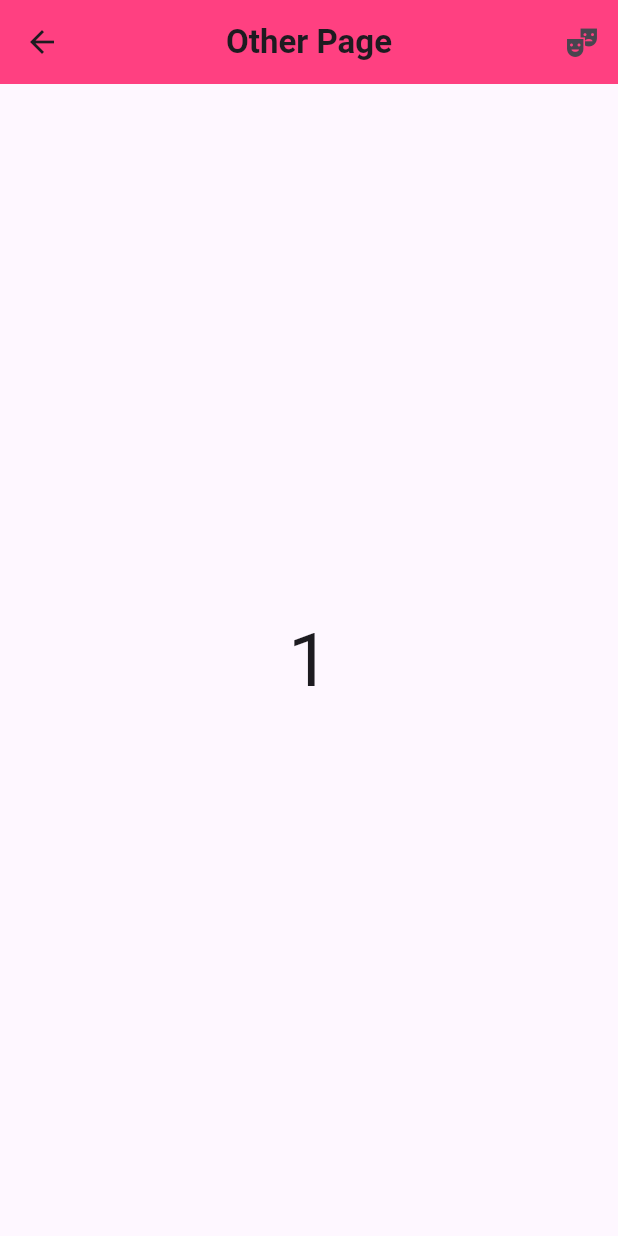
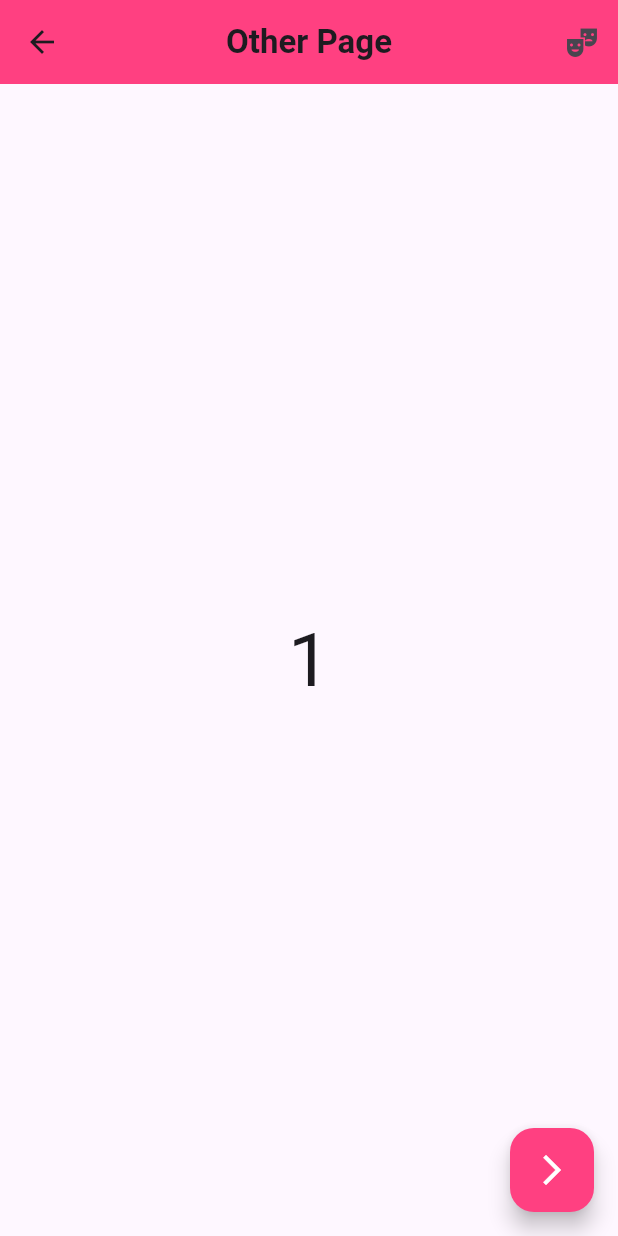
Before and after one commit to syafiulhuda/counter_using_bloc_pattern, a Flutter app: the screen it shows after launch, after a tap on the "add" icon, after a tap on the "arrow forward ios" icon, on a phone screen of 412 x 824 dp. Run offline on Flutter 3.47's test engine with Material 3 defaults, Android fonts, the phone set to English and light mode, and no system bars; our stand-ins replace bloc, flutter_bloc.

```diff
--- a/lib/app.dart
+++ b/lib/app.dart
@@ -1,9 +1,5 @@
-// ignore_for_file: unused_import
-
 import 'package:bloc_counter_kuldii/bloc/counter/counter_bloc.dart';
 import 'package:bloc_counter_kuldii/bloc/theme/theme_bloc.dart';
-import 'package:bloc_counter_kuldii/pages/home_page.dart';
-import 'package:bloc_counter_kuldii/pages/other_page.dart';
 import 'package:bloc_counter_kuldii/routes/routes.dart';
 import 'package:flutter/material.dart';
 import 'package:flutter_bloc/flutter_bloc.dart';
--- /dev/null
+++ b/lib/bloc/user/user_event.dart
@@ -0,0 +1,16 @@
+part of 'user_bloc.dart';
+
+@immutable
+sealed class UserEvent {}
+
+class UserChangeName extends UserEvent {
+  final String newName;
+
+  UserChangeName({required this.newName});
+}
+
+class UserChangeAge extends UserEvent {
+  final int newAge;
+
+  UserChangeAge({required this.newAge});
+}
--- a/lib/main.dart
+++ b/lib/main.dart
@@ -1,6 +1,7 @@
 import 'package:bloc_counter_kuldii/app.dart';
 import 'package:bloc_counter_kuldii/bloc/counter/counter_bloc.dart';
 import 'package:bloc_counter_kuldii/bloc/theme/theme_bloc.dart';
+import 'package:bloc_counter_kuldii/bloc/user/user_bloc.dart';
 import 'package:flutter/material.dart';
 import 'package:flutter_bloc/flutter_bloc.dart';
 
@@ -21,7 +22,10 @@ class MyApp extends StatelessWidget {
         ),
         BlocProvider(
           create: (context) => ThemeBloc(),
-        )
+        ),
+        BlocProvider(
+          create: (context) => UserBloc(),
+        ),
       ],
       child: App(),
     );
--- a/lib/pages/home_page.dart
+++ b/lib/pages/home_page.dart
@@ -1,5 +1,6 @@
 import 'package:bloc_counter_kuldii/bloc/counter/counter_bloc.dart';
 import 'package:bloc_counter_kuldii/bloc/theme/theme_bloc.dart';
+import 'package:bloc_counter_kuldii/widgets/app_bar_widget.dart';
 import 'package:bloc_counter_kuldii/widgets/button_widget.dart';
 import 'package:bloc_counter_kuldii/widgets/data_widget.dart';
 import 'package:flutter/material.dart';
@@ -15,21 +16,11 @@ class HomePage extends StatelessWidget {
     ThemeBloc themeBloc = context.read<ThemeBloc>();
 
     return Scaffold(
-      appBar: AppBar(
-        title: const Text(
-          'Home Page',
-          style: TextStyle(fontWeight: FontWeight.bold),
-        ),
-        backgroundColor: Colors.pinkAccent,
-        centerTitle: true,
-        actions: [
-          IconButton(
-            onPressed: () {
-              themeBloc.add(ThemeTooglePressed());
-            },
-            icon: const Icon(Icons.theater_comedy),
-          ),
-        ],
+      appBar: AppBarWidget(
+        title: "Home Page",
+        onActionPressed: () {
+          themeBloc.add(ThemeTooglePressed());
+        },
       ),
       body: Center(
         child: Row(
--- a/lib/pages/other_page.dart
+++ b/lib/pages/other_page.dart
@@ -1,5 +1,6 @@
 import 'package:bloc_counter_kuldii/bloc/counter/counter_bloc.dart';
 import 'package:bloc_counter_kuldii/bloc/theme/theme_bloc.dart';
+import 'package:bloc_counter_kuldii/widgets/app_bar_widget.dart';
 import 'package:flutter/material.dart';
 import 'package:flutter_bloc/flutter_bloc.dart';
 
@@ -15,21 +16,11 @@ class OtherPage extends StatelessWidget {
     ThemeBloc themeBloc = context.read<ThemeBloc>();
 
     return Scaffold(
-      appBar: AppBar(
-        title: const Text(
-          'Other Page',
-          style: TextStyle(fontWeight: FontWeight.bold),
-        ),
-        backgroundColor: Colors.pinkAccent,
-        centerTitle: true,
-        actions: [
-          IconButton(
-            onPressed: () {
-              themeBloc.add(ThemeTooglePressed());
-            },
-            icon: const Icon(Icons.theater_comedy),
-          ),
-        ],
+      appBar: AppBarWidget(
+        title: "Other Page",
+        onActionPressed: () {
+          themeBloc.add(ThemeTooglePressed());
+        },
       ),
       body: Center(
         child: BlocBuilder<CounterBloc, int>(
@@ -44,6 +35,14 @@ class OtherPage extends StatelessWidget {
           },
         ),
       ),
+      floatingActionButton: FloatingActionButton(
+        onPressed: () {
+          Navigator.of(context).pushNamed("/user");
+        },
+        key: const Key('counterView_nextPageAgain_floatingActionButton'),
+        backgroundColor: Colors.pinkAccent,
+        child: const Icon(Icons.arrow_forward_ios, color: Colors.white),
+      ),
     );
   }
 }
--- a/lib/routes/routes.dart
+++ b/lib/routes/routes.dart
@@ -2,6 +2,7 @@ import 'package:bloc_counter_kuldii/bloc/counter/counter_bloc.dart';
 import 'package:bloc_counter_kuldii/pages/home_page.dart';
 import 'package:bloc_counter_kuldii/pages/not_found_page.dart';
 import 'package:bloc_counter_kuldii/pages/other_page.dart';
+import 'package:bloc_counter_kuldii/pages/user_page.dart';
 import 'package:flutter/material.dart';
 import 'package:flutter_bloc/flutter_bloc.dart';
 
@@ -26,6 +27,10 @@ class AppRouter {
             child: const OtherPage(),
           ),
         );
+      case "/user":
+        return MaterialPageRoute(
+          builder: (context) => const UserPage(),
+        );
       default:
         return MaterialPageRoute(
           builder: (context) => BlocProvider.value(
--- /dev/null
+++ b/lib/widgets/app_bar_widget.dart
@@ -0,0 +1,33 @@
+import 'package:flutter/material.dart';
+
+class AppBarWidget extends StatelessWidget implements PreferredSizeWidget {
+  final String title;
+  final VoidCallback onActionPressed;
+
+  const AppBarWidget({
+    super.key,
+    required this.title,
+    required this.onActionPressed,
+  });
+
+  @override
+  Widget build(BuildContext context) {
+    return AppBar(
+      title: Text(
+        title,
+        style: const TextStyle(fontWeight: FontWeight.bold),
+      ),
+      backgroundColor: Colors.pinkAccent,
+      centerTitle: true,
+      actions: [
+        IconButton(
+          onPressed: onActionPressed,
+          icon: const Icon(Icons.theater_comedy),
+        ),
+      ],
+    );
+  }
+
+  @override
+  Size get preferredSize => const Size.fromHeight(kToolbarHeight);
+}
--- a/pubspec.yaml
+++ b/pubspec.yaml
@@ -1,5 +1,5 @@
 name: bloc_counter_kuldii
-description: "A new Flutter project."
+description: "Flutter Counter using Bloc Pattern."
 # The following line prevents the package from being accidentally published to
 # pub.dev using `flutter pub publish`. This is preferred for private packages.
 publish_to: 'none' # Remove this line if you wish to publish to pub.dev
```
Also changed, not shown: lib/bloc/user/user_bloc.dart (added, +30 -0 lines), lib/pages/user_page.dart (added, +83 -0 lines).
